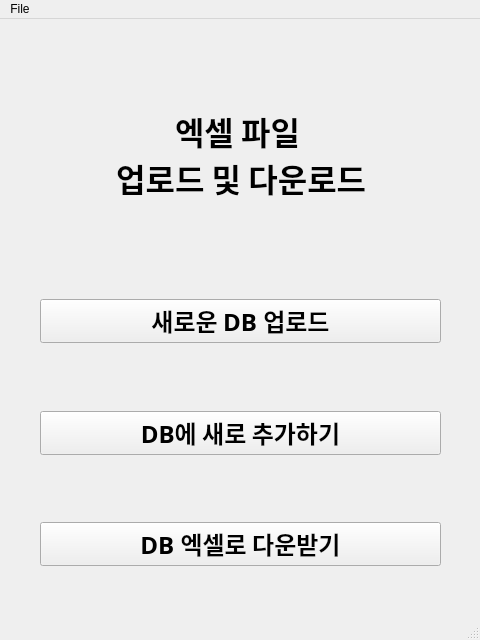
CNUHGILAB/Gastric_Cancer, file IE/MainWindow.ui: the form before one commit.
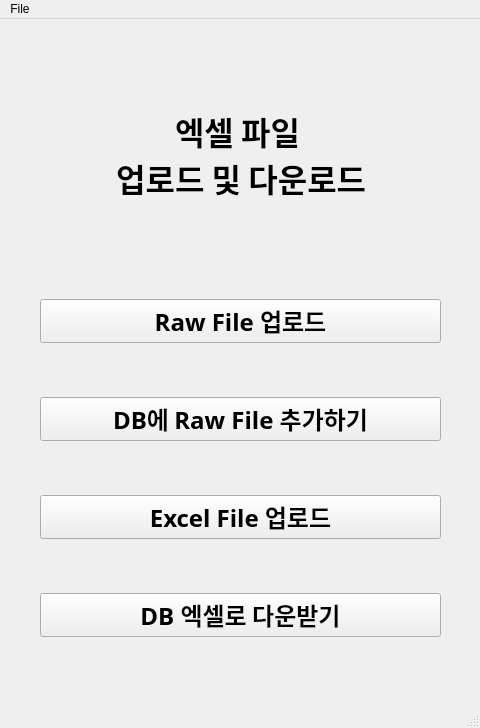
The form after the commit.

What changed in the file:
```diff
--- a/IE/MainWindow.ui
+++ b/IE/MainWindow.ui
@@ -7,7 +7,7 @@
     <x>0</x>
     <y>0</y>
     <width>480</width>
-    <height>640</height>
+    <height>728</height>
    </rect>
   </property>
   <property name="windowTitle">
@@ -20,7 +20,7 @@
       <x>40</x>
       <y>280</y>
       <width>401</width>
-      <height>267</height>
+      <height>338</height>
      </rect>
     </property>
     <layout class="QVBoxLayout" name="verticalLayout">
@@ -38,7 +38,7 @@
         </font>
        </property>
        <property name="text">
-        <string>새로운 DB 업로드</string>
+        <string>Raw File 업로드</string>
        </property>
       </widget>
      </item>
@@ -66,7 +66,7 @@
         </font>
        </property>
        <property name="text">
-        <string>DB에 새로 추가하기</string>
+        <string>DB에 Raw File 추가하기</string>
        </property>
       </widget>
      </item>
@@ -84,7 +84,35 @@
       </spacer>
      </item>
      <item>
-      <widget class="QPushButton" name="downloadbtn">
+      <widget class="QPushButton" name="ExcelFile">
+       <property name="font">
+        <font>
+         <family>나눔스퀘어라운드 Bold</family>
+         <pointsize>18</pointsize>
+         <weight>75</weight>
+         <bold>true</bold>
+        </font>
+       </property>
+       <property name="text">
+        <string>Excel File 업로드</string>
+       </property>
+      </widget>
+     </item>
+     <item>
+      <spacer name="verticalSpacer_3">
+       <property name="orientation">
+        <enum>Qt::Vertical</enum>
+       </property>
+       <property name="sizeHint" stdset="0">
+        <size>
+         <width>20</width>
+         <height>40</height>
+        </size>
+       </property>
+      </spacer>
+     </item>
+     <item>
+      <widget class="QPushButton" name="DownFile">
        <property name="font">
         <font>
          <family>나눔스퀘어라운드 Bold</family>
```
Left out of the diff: 8 changed lines with no effect on the pictures.
